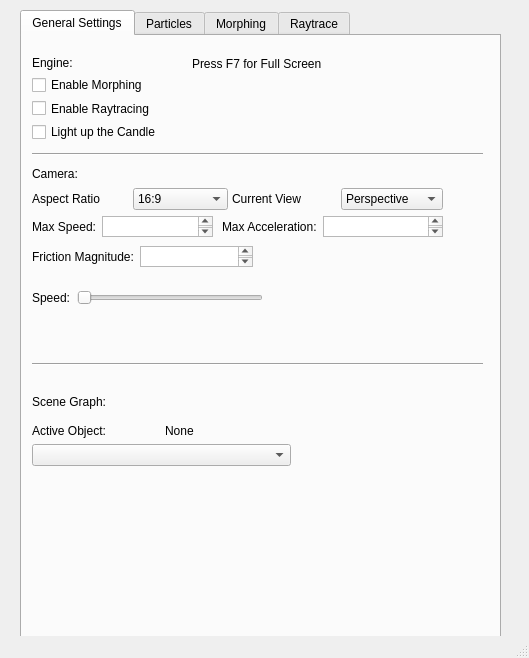
First picture: the form in src/Qt/mainwindow.ui, repository UMLComputerGraphics/GraphicsProject, before the edit.
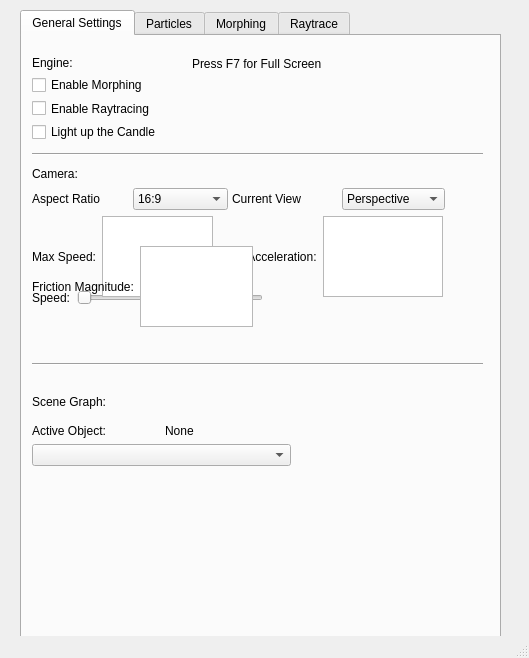
Second picture: the form after the edit. The open tabs and pages were chosen to show the change.

Commit message: defaulted the number of particles to 100 in the UI

```diff
--- a/src/Qt/mainwindow.ui
+++ b/src/Qt/mainwindow.ui
@@ -82,7 +82,7 @@
        <string>Press F7 for Full Screen</string>
       </property>
      </widget>
-     <widget class="QWidget" name="">
+     <widget class="QWidget" name="layoutWidget">
       <property name="geometry">
        <rect>
         <x>10</x>
@@ -122,7 +122,7 @@
        </item>
       </layout>
      </widget>
-     <widget class="QWidget" name="">
+     <widget class="QWidget" name="layoutWidget">
       <property name="geometry">
        <rect>
         <x>10</x>
@@ -166,7 +166,7 @@
        </item>
       </layout>
      </widget>
-     <widget class="QWidget" name="">
+     <widget class="QWidget" name="layoutWidget">
       <property name="geometry">
        <rect>
         <x>10</x>
@@ -192,7 +192,7 @@
        </item>
       </layout>
      </widget>
-     <widget class="QWidget" name="">
+     <widget class="QWidget" name="layoutWidget">
       <property name="geometry">
        <rect>
         <x>10</x>
@@ -225,13 +225,13 @@
        </item>
       </layout>
      </widget>
-     <widget class="QWidget" name="">
+     <widget class="QWidget" name="layoutWidget">
       <property name="geometry">
        <rect>
         <x>10</x>
         <y>180</y>
         <width>181</width>
-        <height>21</height>
+        <height>81</height>
        </rect>
       </property>
       <layout class="QHBoxLayout" name="horizontalLayout_6">
@@ -247,13 +247,13 @@
        </item>
       </layout>
      </widget>
-     <widget class="QWidget" name="">
+     <widget class="QWidget" name="layoutWidget">
       <property name="geometry">
        <rect>
         <x>200</x>
         <y>180</y>
         <width>221</width>
-        <height>21</height>
+        <height>81</height>
        </rect>
       </property>
       <layout class="QHBoxLayout" name="horizontalLayout_7">
@@ -269,13 +269,13 @@
        </item>
       </layout>
      </widget>
-     <widget class="QWidget" name="">
+     <widget class="QWidget" name="layoutWidget">
       <property name="geometry">
        <rect>
         <x>10</x>
         <y>210</y>
         <width>221</width>
-        <height>21</height>
+        <height>81</height>
        </rect>
       </property>
       <layout class="QHBoxLayout" name="horizontalLayout_8">
@@ -291,12 +291,12 @@
        </item>
       </layout>
      </widget>
-     <widget class="QWidget" name="">
+     <widget class="QWidget" name="layoutWidget">
       <property name="geometry">
        <rect>
         <x>210</x>
         <y>150</y>
-        <width>211</width>
+        <width>213</width>
         <height>26</height>
        </rect>
       </property>
```
Left out of the diff: 41 changed lines with no effect on the pictures.
